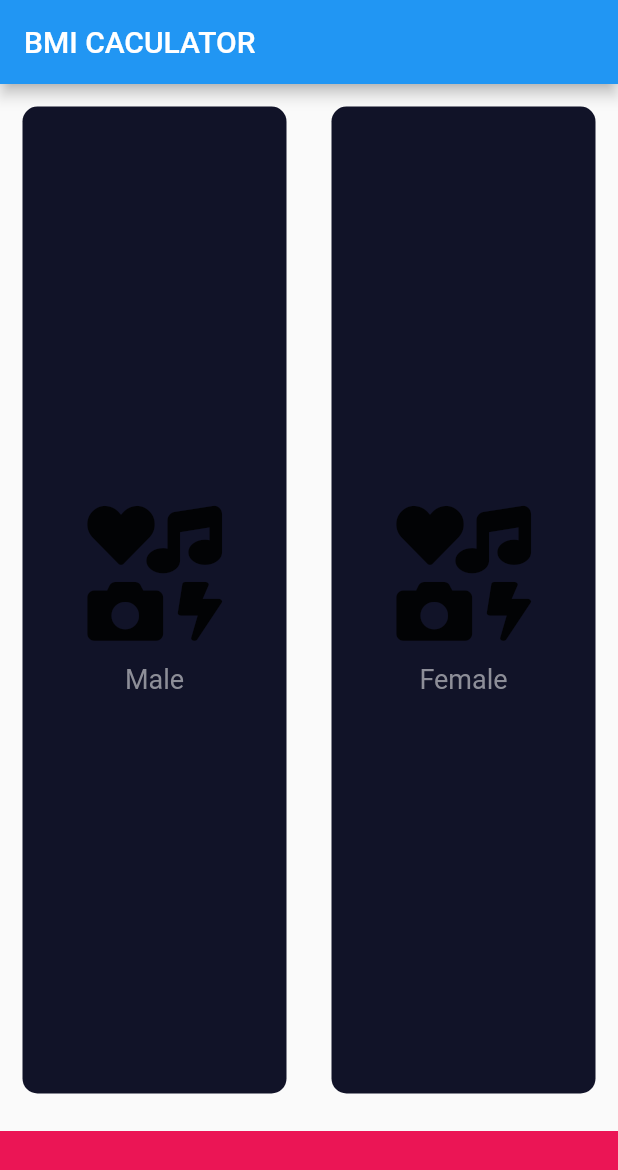
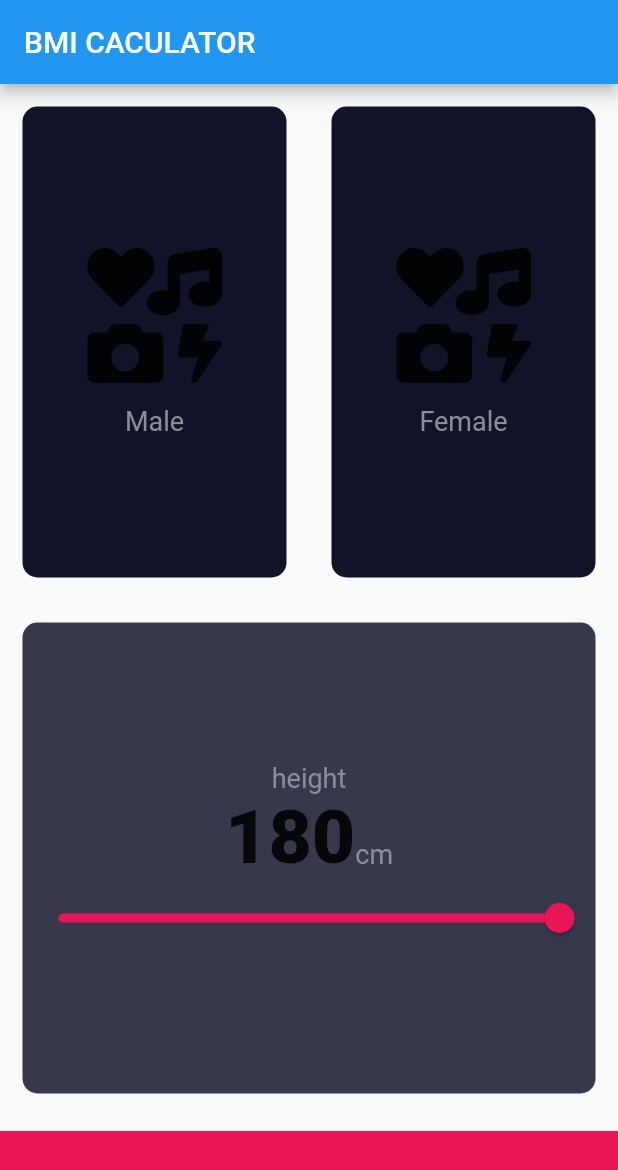
Before and after one commit to hungto228/flutter_challenge_app_1, a Flutter app: the InputPage screen opened directly, on a phone screen of 412 x 824 dp. Shown: the top 1170 px of the screen. Run offline on Flutter 3.47's test engine with Material 2 defaults, Android fonts, the phone set to English and light mode, and no system bars; our stand-ins replace audioplayers, font_awesome_flutter, rflutter_alert.

Commit message:
add slider height

```diff
--- /dev/null
+++ b/lib/BMI/constants.dart
@@ -0,0 +1,9 @@
+import 'package:flutter/material.dart';
+
+const bottomContainerheight = 70.0;
+const activeCardColor = Color(0xFF37384C);
+const inactiveCardColor = Color(0xff111328);
+const bottomContainerColor = Color(0xFFEB1555);
+
+const lableTextStyle = TextStyle(fontSize: 18, color: Color(0xFF8d8d98));
+const numberTextStyte = TextStyle(fontSize: 50, fontWeight: FontWeight.w900);
--- a/lib/BMI/icon_content.dart
+++ b/lib/BMI/icon_content.dart
@@ -2,10 +2,14 @@
 import 'package:flutter/material.dart';
 import 'package:font_awesome_flutter/font_awesome_flutter.dart';
 
+import 'constants.dart';
+
 class IconContent extends StatelessWidget {
   IconContent({required this.icon, required this.lable});
+
   final IconData icon;
   final String lable;
+
   @override
   Widget build(BuildContext context) {
     return Column(
@@ -20,7 +24,7 @@ class IconContent extends StatelessWidget {
         ),
         Text(
           "$lable",
-          style: TextStyle(fontSize: 18, color: Color(0xff8d8e98)),
+          style: lableTextStyle,
         )
       ],
     );
--- a/lib/BMI/input_page.dart
+++ b/lib/BMI/input_page.dart
@@ -2,12 +2,8 @@ import 'package:flutter/material.dart';
 import 'package:flutter_app/BMI/rousable_cart.dart';
 import 'package:font_awesome_flutter/font_awesome_flutter.dart';
 
+import 'constants.dart';
 import 'icon_content.dart';
-
-const bottomContainerheight = 70.0;
-const activeCardColor = Color(0xFF37384C);
-const inactiveCardColor = Color(0xff111328);
-const bottomContainerColor = Color(0xFFEB1555);
 
 enum Gender {
   male,
@@ -23,6 +19,8 @@ class InputPage extends StatefulWidget {
 
 class _InputPageState extends State<InputPage> {
   Gender? selectedGender;
+  int height = 180;
+
   //amayzing
   // Color maleCardColor = inactiveCardColor;
   // Color femaleCardColor = inactiveCardColor;
@@ -89,10 +87,48 @@ class _InputPageState extends State<InputPage> {
                 ))
               ],
             )),
-            // Expanded(
-            //     child: ReusableCard(
-            //   colour: activeCardColor,
-            // )),
+            Expanded(
+                child: ReusableCard(
+              colour: activeCardColor,
+              onpress: () {},
+              cardChild: Column(
+                mainAxisAlignment: MainAxisAlignment.center,
+                children: [
+                  Text(
+                    "height",
+                    style: lableTextStyle,
+                  ),
+                  Row(
+                    mainAxisAlignment: MainAxisAlignment.center,
+                    crossAxisAlignment: CrossAxisAlignment.baseline,
+                    textBaseline: TextBaseline.alphabetic,
+                    children: [
+                      Text(
+                        height.toString(),
+                        style: numberTextStyte,
+                      ),
+                      Text(
+                        "cm",
+                        style: lableTextStyle,
+                      ),
+                    ],
+                  ),
+                  Slider(
+                    value: height.toDouble(),
+                    min: 120,
+                    max: 180,
+                    activeColor: Color(0xFFEB1555),
+                    inactiveColor: Color(0xFF8d8e98),
+                    label: "$height",
+                    onChanged: (double newvalue) {
+                      setState(() {
+                        height = newvalue.round();
+                      });
+                    },
+                  )
+                ],
+              ),
+            )),
             // Expanded(
             //     child: Row(
             //   children: [
```
